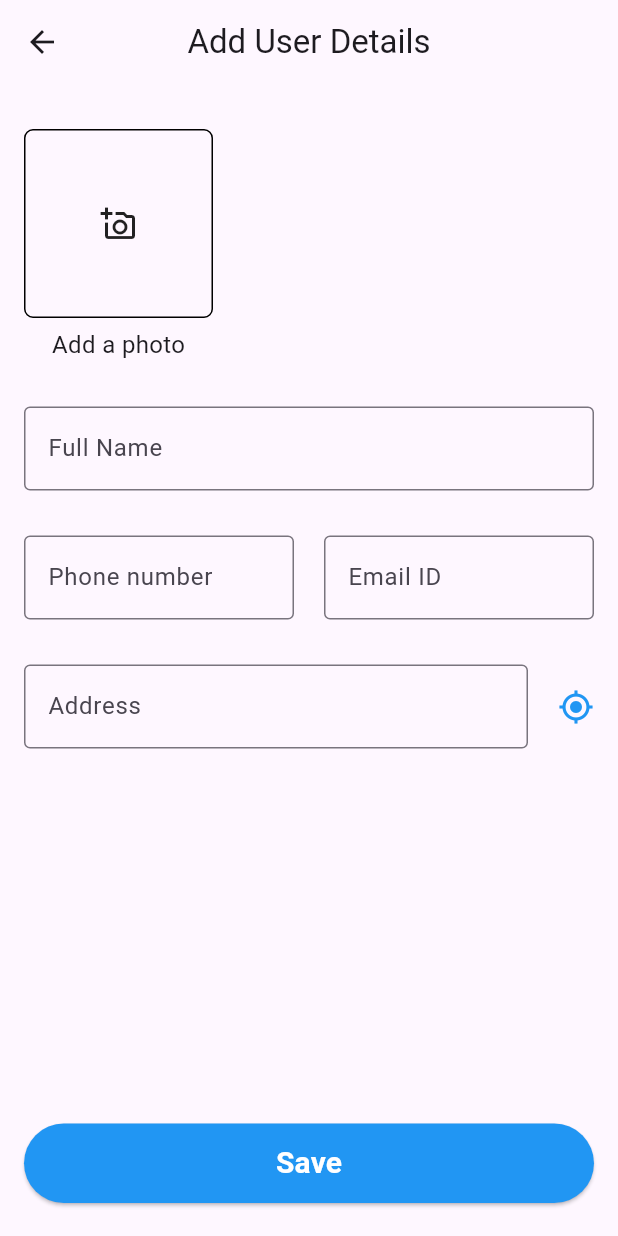
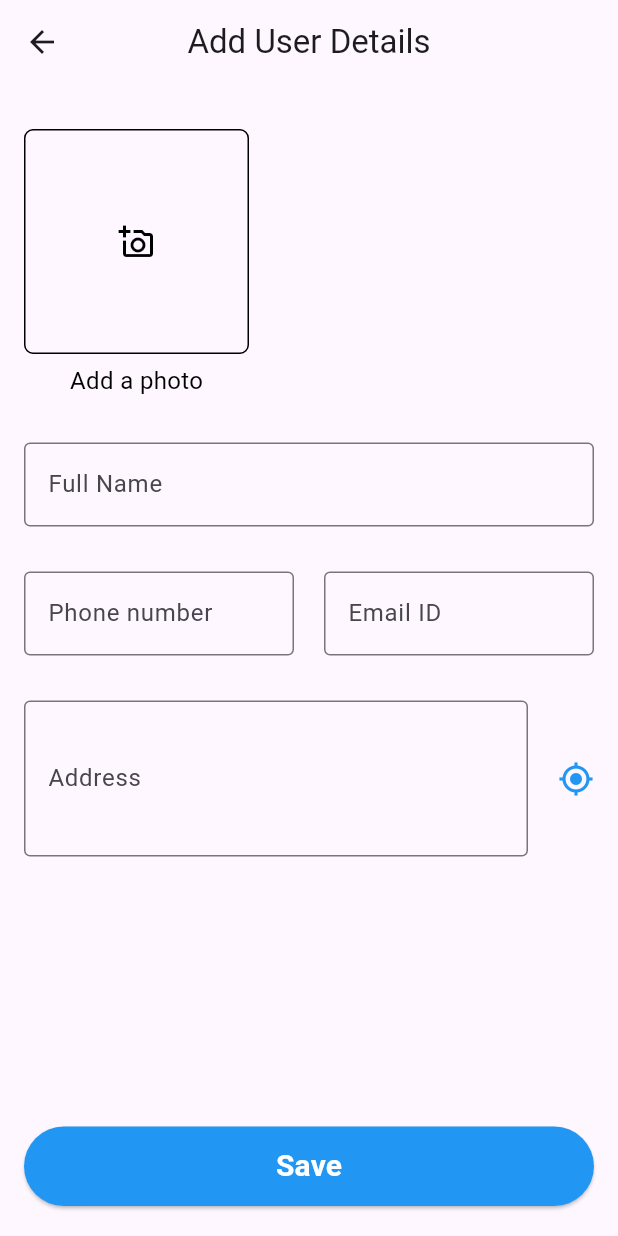
Before and after one commit to subhambiswas377flutternml/client_app, a Flutter app: the HomeScreen screen opened directly, after a tap on the "add" icon, on a phone screen of 412 x 824 dp. Run offline on Flutter 3.47's test engine with Material 3 defaults, Android fonts, the phone set to English and light mode, and no system bars; our stand-ins replace bloc, flutter_bloc, fluttertoast, hive, image_picker; accounts and stored records are empty.

```diff
--- a/lib/presentation/UI/screens/add_user.dart
+++ /dev/null
@@ -1,96 +0,0 @@
-import 'package:customer_app/presentation/UI/widgets/custom_text_field.dart';
-import 'package:customer_app/presentation/UI/widgets/primary_button.dart';
-import 'package:flutter/material.dart';
-
-class AddUser extends StatefulWidget {
-  const AddUser({super.key});
-
-  @override
-  State<AddUser> createState() => _AddUserState();
-}
-
-class _AddUserState extends State<AddUser> {
-  @override
-  Widget build(BuildContext context) {
-    return Scaffold(
-      appBar: AppBar(
-        centerTitle: true,
-        title: Text("Add User Details"),
-      ),
-
-      body: SingleChildScrollView(
-        padding: EdgeInsets.symmetric(horizontal: 16, vertical: 30),
-        physics: const BouncingScrollPhysics(),
-        child: Column(
-          crossAxisAlignment: CrossAxisAlignment.stretch,
-          children: [
-          // Image Adder
-          Row(
-            children: [
-              Column(
-                children: [
-                  InkWell(
-                    onTap: (){},
-                    child: Container(
-                      padding: EdgeInsets.all(50),
-                      decoration: BoxDecoration(
-                        borderRadius: BorderRadius.circular(6),
-                        border: Border.all(width: 1),
-                      ),
-                      child: Icon(Icons.add_a_photo_outlined),
-                    ),
-                  ),
-                  SizedBox(height: 6,),
-                  Text("Add a photo", style: TextStyle(fontSize: 16, fontWeight: FontWeight.w400),),
-                ],
-              ),
-            ],
-          ),
-          SizedBox(height: 30,),
-          CustomTextField(
-            label: "Full Name",
-            hint: "Enter full name",
-            validator: (val){return "";},
-          ),
-          SizedBox(height: 30,),
-          Row(children: [
-          Expanded(
-            child: CustomTextField(
-              label: "Phone number",
-              hint: "Enter phone number",
-              validator: (val){return "";},
-            ),
-          ),
-          SizedBox(width: 20,),
-          Expanded(
-            child: CustomTextField(
-              label: "Email ID",
-              hint: "Enter email ID",
-              validator: (val){return "";},
-            ),
-          ),
-          ],),
-          SizedBox(height: 30,),
-          Row(
-            children: [
-              Expanded(
-                child: CustomTextField(
-                  label: "Address",
-                  hint: "Enter address",
-                  validator: (val){return "";},
-                ),
-              ),
-              SizedBox(width: 20,),
-              InkWell(
-                onTap: (){},
-                child: Icon(Icons.my_location, color: Colors.blue,),
-                )
-            ],
-          ),
-          const SizedBox(height: 250,),
-          PrimaryButton(text: "Save", onClick: (){}),
-        ],),
-        ),
-    );
-  }
-}
--- /dev/null
+++ b/lib/presentation/UI/screens/add_user_screen.dart
@@ -0,0 +1,234 @@
+import 'dart:io';
+
+import 'package:customer_app/presentation/UI/widgets/custom_text_field.dart';
+import 'package:customer_app/presentation/UI/widgets/primary_button.dart';
+import 'package:customer_app/presentation/bloc/user_bloc/user_bloc.dart';
+import 'package:customer_app/utils/util_functions.dart';
+import 'package:flutter/material.dart';
+import 'package:flutter/services.dart';
+import 'package:flutter_bloc/flutter_bloc.dart';
+import 'package:fluttertoast/fluttertoast.dart';
+
+class AddUserScreen extends StatefulWidget {
+  const AddUserScreen({super.key});
+
+  @override
+  State<AddUserScreen> createState() => _AddUserScreenState();
+}
+
+class _AddUserScreenState extends State<AddUserScreen> {
+  late final TextEditingController nameController;
+  late final TextEditingController phoneController;
+  late final TextEditingController emailController;
+  late final TextEditingController addressController;
+  late String imagePath;
+  late final GlobalKey<FormState> formKey;
+  late bool showImageError;
+
+  @override
+  void initState(){
+    super.initState();
+    nameController = TextEditingController();
+    phoneController = TextEditingController();
+    emailController = TextEditingController();
+    addressController = TextEditingController();
+    imagePath = "";
+    formKey = GlobalKey<FormState>();
+    showImageError = false;
+  }
+
+  @override
+  Widget build(BuildContext context) {
+    return Scaffold(
+      appBar: AppBar(
+        centerTitle: true,
+        title: Text("Add User Details"),
+      ),
+      body: SingleChildScrollView(
+        padding: EdgeInsets.symmetric(horizontal: 16, vertical: 30),
+        physics: const BouncingScrollPhysics(),
+        child: Form(
+          key: formKey,
+          child: Column(
+            crossAxisAlignment: CrossAxisAlignment.stretch,
+            children: [
+            BlocConsumer<UserBloc, UserState>(listener: (ctx, state){
+              switch(state){
+                case UserInitial():
+                  break;
+                case UserLoading():
+                  break;
+                case UserLoaded():
+                Fluttertoast.showToast(
+                    msg: "Added New User !",
+                    toastLength: Toast.LENGTH_SHORT,
+                    gravity: ToastGravity.BOTTOM,
+                    backgroundColor: Colors.black,
+                    textColor: Colors.white,
+                    fontSize: 16.0
+                );
+                Navigator.of(context).pop();
+                case UserError():
+                  Fluttertoast.showToast(
+                    msg: "Something went wrong !",
+                    toastLength: Toast.LENGTH_SHORT,
+                    gravity: ToastGravity.BOTTOM,
+                    backgroundColor: Colors.black,
+                    textColor: Colors.white,
+                    fontSize: 16.0
+                );
+                context.read<UserBloc>().add(GetUser());
+              }
+            },
+            builder: (context, state) => const SizedBox.shrink(),
+            ),
+            // Image Adder
+            if(imagePath.isEmpty)
+            Row(
+              children: [
+                Column(
+                  children: [
+                    InkWell(
+                      onTap: () async {
+                        final iPath = await UtilFunctions.pickLocalImage();
+                        if(iPath!=null){
+                          setState(() {
+                            imagePath = iPath;
+                            showImageError = false;
+                          });
+                        }
+                      },
+                      child: Container(
+                        height: 150,
+                        width: 150,
+                        decoration: BoxDecoration(
+                          borderRadius: BorderRadius.circular(6),
+                          border: Border.all(width: 1, color: showImageError? Colors.red:Colors.black),
+                        ),
+                        child: Icon(Icons.add_a_photo_outlined, color: showImageError? Colors.red:Colors.black,),
+                      ),
+                    ),
+                    SizedBox(height: 6,),
+                    Text("Add a photo", style: TextStyle(fontSize: 16, fontWeight: FontWeight.w400,
+                    color: showImageError?Colors.red:Colors.black,
+                    ),),
+                  ],
+                ),
+              ],
+            )else
+            Row(
+              children: [
+                ClipRRect(
+                  borderRadius: BorderRadius.circular(6),
+                  child: Image(image: FileImage(File(imagePath)),
+                  height: 150,
+                  width: 150,
+                  fit: BoxFit.cover,
+                  ),
+                ),
+              ],
+            ),
+            SizedBox(height: 30,),
+            CustomTextField(
+              controller: nameController,
+              label: "Full Name",
+              hint: "Enter full name",
+              validator: (val){
+                if(val==null||val.isEmpty){
+                  return "Enter full name";
+                }
+                  return null;
+                },
+            ),
+            SizedBox(height: 30,),
+            Row(children: [
+            Expanded(
+              child: CustomTextField(
+                controller: phoneController,
+                label: "Phone number",
+                hint: "Enter phone number",
+                keyboardType: TextInputType.number,
+                maxLength: 10,
+                inputFormatters: [
+                  FilteringTextInputFormatter.digitsOnly,
+                ],
+                validator: (val){
+                  if(val==null||val.isEmpty){
+                    return "Enter phone number";
+                  }
+                  if(val.length<10){
+                    return "Please enter a valid phone number";
+                  }
+                  return null;
+                  },
+              ),
+            ),
+            SizedBox(width: 20,),
+            Expanded(
+              child: CustomTextField(
+                controller: emailController,
+                keyboardType: TextInputType.emailAddress,
+                label: "Email ID",
+                hint: "Enter email ID",
+                validator: (val){
+                  if(val==null||val.isEmpty){
+                    return "Enter email id";
+                  }if (!RegExp(r'^[^@]+@[^@]+\.[^@]+').hasMatch(val)) {
+                    return 'Please enter a valid email address';
+                  }
+                  return null;
+                  },
+              ),
+            ),
+            ],),
+            SizedBox(height: 30,),
+            Row(
+              children: [
+                Expanded(
+                  child: CustomTextField(
+                    controller: addressController,
+                    label: "Address",
+                    hint: "Enter address",
+                    maxLines: 3,
+                    validator: (val){
+                      if(val==null||val.isEmpty){
+                        return "Enter address or auto-detect";
+                      }
+                      return null;
+                      },
+                  ),
+                ),
+                SizedBox(width: 20,),
+                InkWell(
+                  onTap: (){},
+                  child: Icon(Icons.my_location, color: Colors.blue,),
+                  )
+              ],
+            ),
+            const SizedBox(height: 180,),
+            PrimaryButton(text: "Save", onClick: (){
+              final isValidated = formKey.currentState?.validate()??false;
+              if(imagePath.isEmpty){
+                setState(() {
+                  showImageError = true;
+                });
+              }
+
+              if(isValidated&&imagePath.isNotEmpty){
+                context.read<UserBloc>(). add(AddUser(
+                  name: nameController.text.trim(),
+                  phoneNumber: phoneController.text.trim(),
+                  emailId: emailController.text.trim(),
+                  address: addressController.text.trim(),
+                  imagePath: imagePath,
+                  lat: 1.1,
+                  lang: 3.3,
+                ));
+              }
+            }),
+          ],),
+        ),
+        ),
+    );
+  }
+}
--- a/lib/presentation/UI/screens/home_screen.dart
+++ b/lib/presentation/UI/screens/home_screen.dart
@@ -1,6 +1,8 @@
-import 'package:customer_app/presentation/UI/screens/add_user.dart';
+import 'package:customer_app/presentation/UI/screens/add_user_screen.dart';
 import 'package:customer_app/presentation/UI/widgets/user_card.dart';
+import 'package:customer_app/presentation/bloc/user_bloc/user_bloc.dart';
 import 'package:flutter/material.dart';
+import 'package:flutter_bloc/flutter_bloc.dart';
 
 class HomeScreen extends StatefulWidget {
   const HomeScreen({super.key});
@@ -11,12 +13,21 @@ class HomeScreen extends StatefulWidget {
 
 class _HomeScreenState extends State<HomeScreen> {
   @override
+  void initState(){
+    super.initState();
+    WidgetsBinding.instance.addPostFrameCallback((_) async{
+      context.read<UserBloc>().add(GetUser());
+    });
+  }
+
+
+  @override
   Widget build(BuildContext context) {
     return Scaffold(
       floatingActionButton: FloatingActionButton(
         backgroundColor: Colors.purple,
         onPressed: (){
-          Navigator.of(context).push(MaterialPageRoute(builder: (_)=> const AddUser()));
+          Navigator.of(context).push(MaterialPageRoute(builder: (_)=> const AddUserScreen()));
         },
         child: Icon(Icons.add, color: Colors.white,),
       ),
@@ -26,18 +37,38 @@ class _HomeScreenState extends State<HomeScreen> {
         title: Text("Client List"),
       ),
 
-      body: ListView.separated(
+      body: BlocBuilder<UserBloc, UserState>(builder: (ctx, state) {
+        switch(state){
+          case UserInitial():
+            return const SizedBox.shrink();
+          case UserLoading():
+            return Center(child: CircularProgressIndicator(),);
+          case UserLoaded(data: var data):
+          if(data.isEmpty){
+            return  Center(child: Text("No Data Found!", style: TextStyle(
+            fontSize: 20,
+            ),),);
+          }
+            else{
+              return ListView.separated(
               physics: const BouncingScrollPhysics(),
                 itemBuilder: (_, index){
-            return UserCard();
+                  return UserCard(data: data.elementAt(index),);
                 },
                 separatorBuilder: (_, index){
                   return const SizedBox(height: 30,);
                 },
-          itemCount: 10,
+                itemCount: data.length,
                 shrinkWrap: true,
                 padding: EdgeInsets.symmetric(horizontal: 16, vertical: 20,),
-        ),
+              );
+            }
+          case UserError():
+            return Center(child: Text("Something Went Wrong !", style: TextStyle(
+            fontSize: 20,
+            ),),);
+        }
+      }),
     );
   }
 }
--- a/lib/presentation/UI/widgets/custom_text_field.dart
+++ b/lib/presentation/UI/widgets/custom_text_field.dart
@@ -1,4 +1,5 @@
 import 'package:flutter/material.dart';
+import 'package:flutter/services.dart';
 
 class CustomTextField extends StatelessWidget {
   final String? label;
@@ -6,12 +7,20 @@ class CustomTextField extends StatelessWidget {
   final TextEditingController? controller;
   final String? Function(String?) validator;
   final bool isPswd;
+  final int maxLines;
+  final TextInputType? keyboardType;
+  final List<TextInputFormatter>? inputFormatters;
+  final int? maxLength;
   const CustomTextField({
     this.hint,
     this.label,
     this.controller,
     required this.validator,
     this.isPswd = false,
+    this.maxLines = 1,
+    this.keyboardType,
+    this.inputFormatters,
+    this.maxLength,
     super.key
     });
 
@@ -25,9 +34,14 @@ class CustomTextField extends StatelessWidget {
         return TextFormField(
                     controller: controller,
                     obscureText: showPswd,
+                    maxLines: maxLines,
+                    keyboardType: keyboardType,
+                    inputFormatters: inputFormatters,
+                    maxLength: maxLength,
                     decoration: InputDecoration(
                       labelText: label,
                       hintText: hint,
+                      counter: const SizedBox.shrink(),
                       suffixIcon: isPswd? InkWell(
                         onTap: (){
                           hideContent.value = !hideContent.value;
--- a/lib/presentation/UI/widgets/user_card.dart
+++ b/lib/presentation/UI/widgets/user_card.dart
@@ -1,7 +1,14 @@
+import 'dart:io';
+
+import 'package:customer_app/data/model/user_cache_model.dart';
 import 'package:flutter/material.dart';
 
 class UserCard extends StatelessWidget {
-  const UserCard({super.key});
+  final UserCacheModel data;
+  const UserCard({
+    required this.data,
+    super.key,
+    });
 
   @override
   Widget build(BuildContext context) {
@@ -20,7 +27,7 @@ class UserCard extends StatelessWidget {
           // Image
           ClipRRect(
             borderRadius: BorderRadius.circular(6),
-            child: Image(image: NetworkImage("https://fastly.picsum.photos/id/244/4288/2848.jpg?hmac=R6j9PBP4aBk2vcEIoOPU4R_nuknizryn2Vq8GGtWTrM"),
+            child: Image(image: FileImage(File(data.photoPath??"")),
               height: 100,
               width: 100,
               fit: BoxFit.fill,
@@ -32,7 +39,7 @@ class UserCard extends StatelessWidget {
               crossAxisAlignment: CrossAxisAlignment.stretch,
               children: [
                 // name
-                Text("Alex Macias",
+                Text(data.name??"",
                   maxLines: 1,
                   style: TextStyle(
                     fontSize: 16,
@@ -45,7 +52,7 @@ class UserCard extends StatelessWidget {
                     Icon(Icons.phone, size: 15,),
                     SizedBox(width: 6,),
                     Expanded(
-                      child: Text("9571867767",
+                      child: Text(data.phoneNumber??"",
                         maxLines: 1,
                         style: TextStyle(
                           fontSize: 14,
@@ -61,7 +68,7 @@ class UserCard extends StatelessWidget {
                     Icon(Icons.mail, size: 15,),
                     SizedBox(width: 6,),
                     Expanded(
-                      child: Text("alexm@gmail.com",
+                      child: Text(data.emailId??"",
                         maxLines: 1,
                         style: TextStyle(
                           fontSize: 14,
@@ -78,7 +85,7 @@ class UserCard extends StatelessWidget {
                     Icon(Icons.pin_drop, size: 15,),
                     SizedBox(width: 6,),
                     Expanded(
-                      child: Text("10/B, XYZ Road, West Bengal, 700122, India",
+                      child: Text(data.address??"",
                       maxLines: 2,
                         style: TextStyle(
                           fontSize: 14,
--- /dev/null
+++ b/lib/presentation/bloc/user_bloc/user_bloc.dart
@@ -0,0 +1,46 @@
+import 'package:bloc/bloc.dart';
+import 'package:customer_app/data/model/user_cache_model.dart';
+import 'package:customer_app/data/repository/user_repository.dart';
+import 'package:flutter/foundation.dart';
+
+part 'user_event.dart';
+part 'user_state.dart';
+
+class UserBloc extends Bloc<UserEvent, UserState> {
+  final UserRepository _userRepository = UserRepository();
+  UserBloc() : super(UserInitial()) {
+    // Get User Event
+    on<GetUser>((event, emit) async {
+      emit(UserLoading());
+
+      final data = await _userRepository.getAllData();
+      if(data!=null){
+        emit(UserLoaded(data: data));
+      }else{
+        emit(UserError());
+      }
+    });
+
+    // Add User Event
+    on<AddUser>((event, emit) async {
+      emit(UserLoading());
+
+      final userData = UserCacheModel(
+        name: event.name,
+        phoneNumber: event.phoneNumber,
+        emailId: event.emailId,
+        address: event.address,
+        photoPath: event.imagePath,
+        lat: event.lat,
+        lang: event.lang,
+      );
+
+      final data = await _userRepository.storeUserData(data: userData);
+      if(data!=null){
+        emit(UserLoaded(data: data));
+      }else{
+        emit(UserError());
+      }
+    });
+  }
+}
--- /dev/null
+++ b/lib/presentation/bloc/user_bloc/user_event.dart
@@ -0,0 +1,30 @@
+part of 'user_bloc.dart';
+
+@immutable
+sealed class UserEvent {
+  const UserEvent();
+}
+
+final class GetUser extends UserEvent{
+  const GetUser();
+}
+
+final class AddUser extends UserEvent{
+  const AddUser({
+    this.name,
+    this.emailId,
+    this.phoneNumber,
+    this.address,
+    this.imagePath,
+    this.lang,
+    this.lat,
+  });
+
+  final String? imagePath;
+  final String? name;
+  final String? phoneNumber;
+  final String? emailId;
+  final String? address;
+  final double? lat;
+  final double? lang;
+}
--- /dev/null
+++ b/lib/presentation/bloc/user_bloc/user_state.dart
@@ -0,0 +1,26 @@
+part of 'user_bloc.dart';
+
+@immutable
+sealed class UserState {
+  const UserState();
+}
+
+final class UserInitial extends UserState {
+  const UserInitial();
+}
+
+final class UserLoading extends UserState{
+  const UserLoading();
+}
+
+final class UserLoaded extends UserState{
+  const UserLoaded({required this.data});
+
+  final List<UserCacheModel> data;
+}
+
+final class UserError extends UserState{
+  const UserError({this.ex});
+
+  final Exception? ex;
+}
--- a/pubspec.yaml
+++ b/pubspec.yaml
@@ -39,6 +39,9 @@ dependencies:
   hive_flutter: ^1.1.0
   path: ^1.9.1
   path_provider: ^2.1.5
+  image_picker: ^1.1.2
+  bloc: ^9.0.0
+  fluttertoast: ^8.2.12
 
 dev_dependencies:
   flutter_test:
```
Also changed, not shown: lib/data/repository/user_repository.dart (+6 -2 lines), lib/main.dart (+10 -3 lines), lib/utils/util_functions.dart (added, +13 -0 lines), pubspec.lock, 6 other files. Lines whose indentation alone changed are shown as unchanged.
